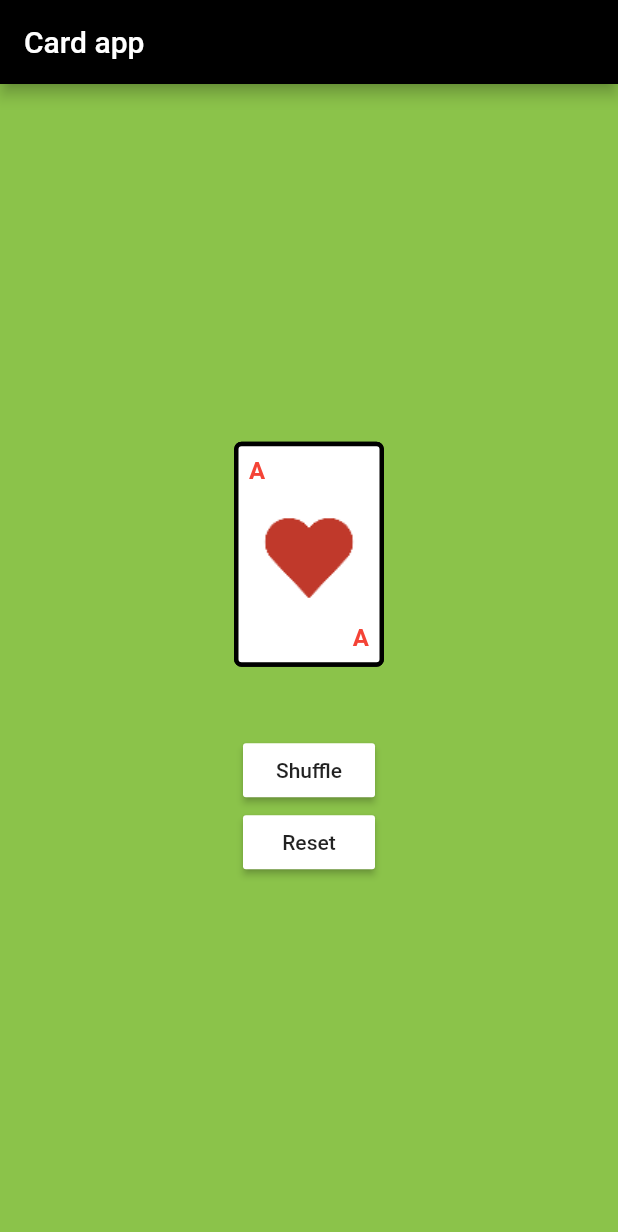
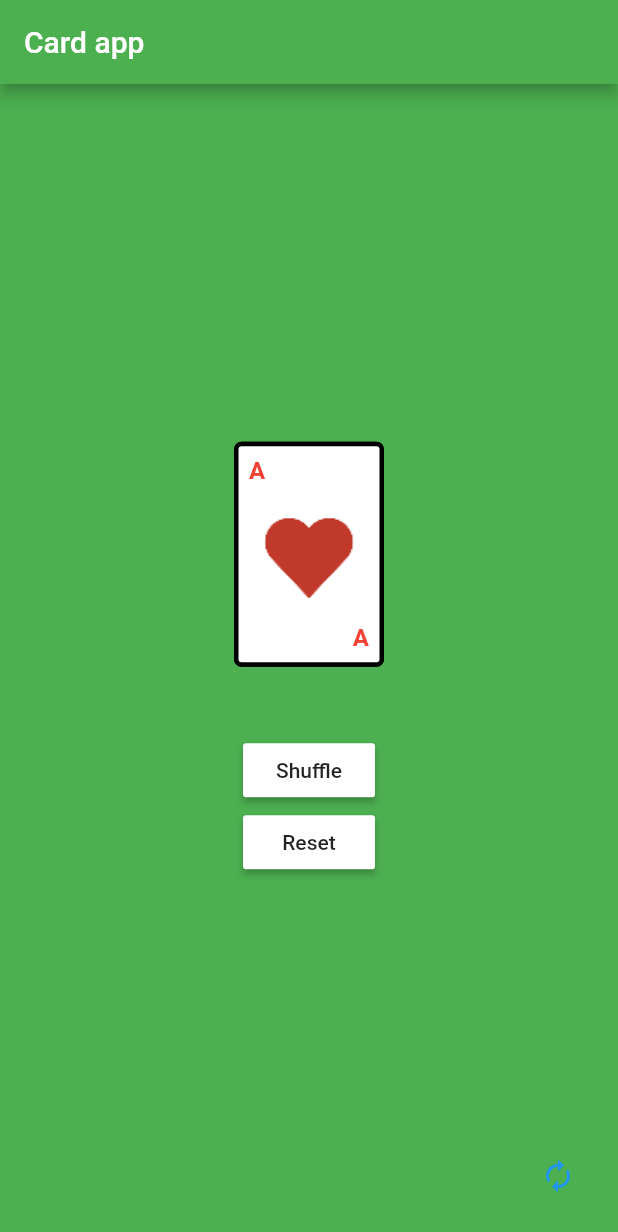
Before and after one commit to hornsbym/FlutterCardApp, a Flutter app: the screen it shows after launch, on a phone screen of 412 x 824 dp. Shown: the top 1232 px of the screen. Run offline on Flutter 3.47's test engine with Material 2 defaults, Android fonts, the phone set to English and light mode, and no system bars.

Commit message:
Change themes by pressing a button

```diff
--- /dev/null
+++ b/lib/Themes.dart
@@ -0,0 +1,22 @@
+import 'package:flutter/material.dart';
+
+enum ThemeKeys {PRIMARY, SECONDARY}
+
+class Themes {
+  static final ThemeData primary = ThemeData(
+    primaryColor: Colors.green,
+  );
+
+  static final ThemeData secondary = ThemeData(
+    primaryColor: Colors.grey,
+  );
+
+  static ThemeData getThemeFromKey(ThemeKeys themeKey) {
+    switch(themeKey) {
+      case ThemeKeys.PRIMARY:
+        return primary;
+      case ThemeKeys.SECONDARY:
+        return secondary;
+    }
+  }
+}
--- a/lib/main.dart
+++ b/lib/main.dart
@@ -1,8 +1,15 @@
 import 'package:flutter/material.dart';
+import 'package:intellij_flutter_app/src/CustomTheme.dart';
 import 'package:intellij_flutter_app/src/HomePage.dart';
 
+import 'Themes.dart';
+
 /// Point of entry for the application.
-void main() => runApp(MyApp());
+void main() => runApp(
+  CustomTheme(
+    initialThemeKey: ThemeKeys.SECONDARY,
+    child: MyApp()
+  ));
 
 /// The top-level class for the application.
 class MyApp extends StatelessWidget {
@@ -13,9 +20,7 @@ class MyApp extends StatelessWidget {
   Widget build(BuildContext context) {
     return MaterialApp(
       title: 'Flutter Demo',
-      theme: ThemeData(
-        primaryColor: Color.fromRGBO(0, 0, 0, 1),
-      ),
+      theme: CustomTheme.of(context),
       home: HomePage(),
     );
   }
--- a/lib/src/CardDeckState.dart
+++ b/lib/src/CardDeckState.dart
@@ -4,7 +4,6 @@ import 'package:flutter/cupertino.dart';
 import 'package:flutter/gestures.dart';
 
 import 'CardDeck.dart';
-import 'PlayingCard.dart';
 
 class CardDeckState extends State<CardDeck>
     with SingleTickerProviderStateMixin {
@@ -82,7 +81,6 @@ class CardDeckState extends State<CardDeck>
     });
   }
 
-
   void playAnimation() {
     animController.forward();
   }
--- /dev/null
+++ b/lib/src/CustomTheme.dart
@@ -0,0 +1,72 @@
+import 'package:flutter/material.dart';
+import 'package:intellij_flutter_app/Themes.dart';
+
+class _CustomTheme extends InheritedWidget {
+  final CustomThemeState data;
+
+  _CustomTheme({
+    this.data,
+    Key key,
+    @required Widget child,
+  }) : super(key: key, child: child);
+
+  @override
+  bool updateShouldNotify(_CustomTheme oldWidget) {
+    return true;
+  }
+}
+
+class CustomTheme extends StatefulWidget {
+  final Widget child;
+  final ThemeKeys initialThemeKey;
+
+  const CustomTheme({Key key ,this.initialThemeKey, @required this.child}) : super(key: key);
+
+  @override
+  CustomThemeState createState() => new CustomThemeState();
+
+  static ThemeData of(BuildContext context) {
+    _CustomTheme inherited =
+        (context.dependOnInheritedWidgetOfExactType<_CustomTheme>());
+    return inherited.data.theme;
+  }
+
+  static CustomThemeState instanceOf(BuildContext context) {
+    _CustomTheme inherited =
+        (context.dependOnInheritedWidgetOfExactType<_CustomTheme>());
+    return inherited.data;
+  }
+}
+
+class CustomThemeState extends State<CustomTheme> {
+  ThemeData _theme;
+
+  ThemeData get theme => _theme;
+
+  @override
+  void initState() {
+    _theme = Themes.getThemeFromKey(ThemeKeys.PRIMARY);
+    super.initState();
+  }
+
+  void changeTheme(ThemeKeys themeKey) {
+    if (_theme.primaryColor == Colors.green) {
+      setState(() {
+        _theme = Themes.getThemeFromKey(ThemeKeys.SECONDARY);
+      });
+    } else {
+      setState(() {
+        _theme = Themes.getThemeFromKey(ThemeKeys.PRIMARY);
+      });
+    }
+
+  }
+
+  @override
+  Widget build(BuildContext context) {
+    return new _CustomTheme(
+      child: widget.child,
+      data: this
+    );
+  }
+}
--- a/lib/src/HomePage.dart
+++ b/lib/src/HomePage.dart
@@ -1,23 +1,33 @@
 import 'package:flutter/cupertino.dart';
 import 'package:flutter/material.dart';
+import 'package:intellij_flutter_app/Themes.dart';
 
 import 'CardTable.dart';
+import 'CustomTheme.dart';
 
 /// Represents the Home screen of the application.
 ///
 /// Currently, there is only one screen with the application.
 class HomePage extends StatelessWidget {
   final CardTable _cards = CardTable();
-  BuildContext context;
 
   @override
   Widget build(BuildContext context) {
-    this.context = context;
+    ThemeData theme = Theme.of(context);
     return Scaffold(
         appBar: AppBar(
+          backgroundColor: theme.primaryColor,
           title: Text("Card app"),
         ),
-        backgroundColor: Colors.lightGreen,
+        backgroundColor: theme.primaryColor,
+        floatingActionButton: IconButton(
+          color: Colors.blue,
+          icon: Icon(Icons.autorenew),
+          onPressed: () {
+            print("Tapped button");
+            CustomTheme.instanceOf(context).changeTheme(ThemeKeys.PRIMARY);
+          },
+        ),
         body: Center(
           child: _cards,
         ));
```
Also changed, not shown: lib/src/CardDeck.dart (line endings or trailing spaces), lib/src/PlayingCard.dart (line endings or trailing spaces).
